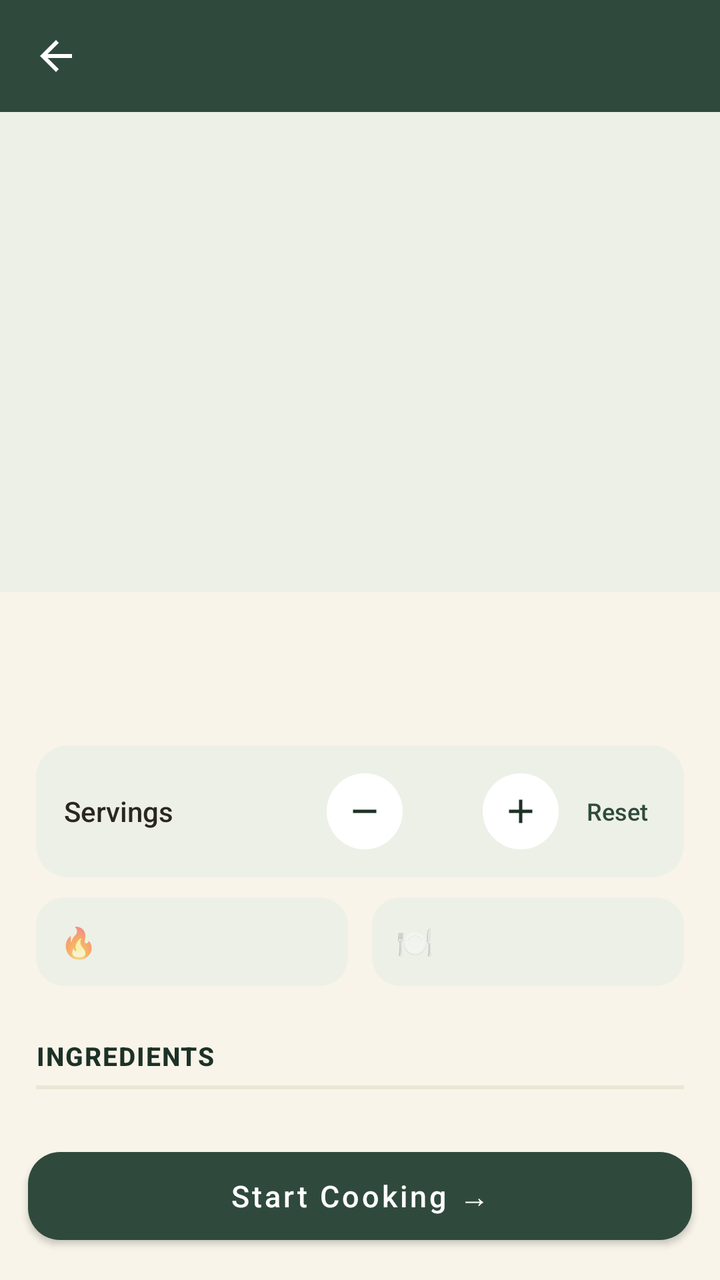
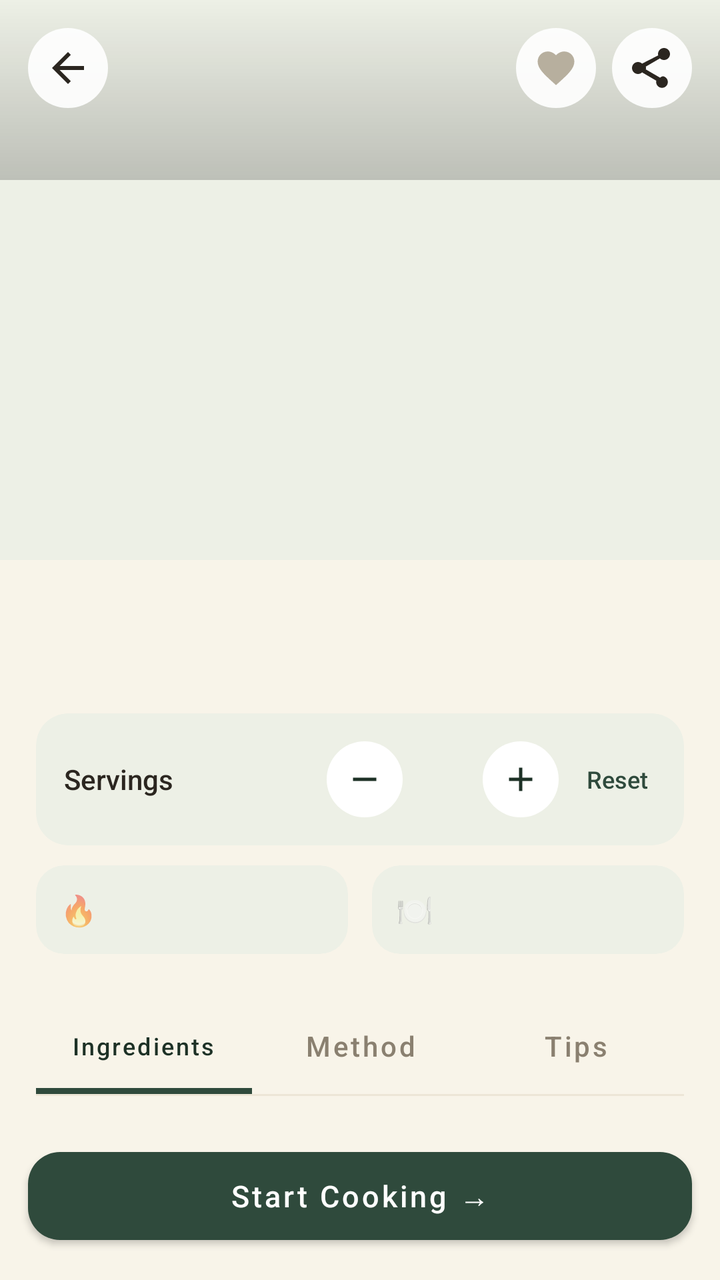

Screens rendered from an Android XML layout before and after an edit, with the pre-edit source and the edit as a unified diff.
<!-- AndroidManifest.xml: application theme Theme.Aaswad -->
<!-- res/layout/activity_recipe_detail.xml -->
<?xml version="1.0" encoding="utf-8"?>
<LinearLayout xmlns:android="http://schemas.android.com/apk/res/android"
    xmlns:app="http://schemas.android.com/apk/res-auto"
    android:layout_width="match_parent"
    android:layout_height="match_parent"
    android:orientation="vertical"
    android:background="@color/background">

    <com.google.android.material.appbar.AppBarLayout
        android:layout_width="match_parent"
        android:layout_height="wrap_content"
        android:background="@color/primary"
        android:theme="@style/ThemeOverlay.MaterialComponents.Dark.ActionBar"
        app:elevation="2dp">

        <androidx.appcompat.widget.Toolbar
            android:id="@+id/detailToolbar"
            android:layout_width="match_parent"
            android:layout_height="?attr/actionBarSize"
            app:titleTextColor="@color/white"
            app:titleTextAppearance="@style/ToolbarTitleModern"
            app:navigationIcon="@drawable/ic_back" />

    </com.google.android.material.appbar.AppBarLayout>

    <androidx.core.widget.NestedScrollView
        android:layout_width="match_parent"
        android:layout_height="0dp"
        android:layout_weight="1"
        android:fillViewport="true">

        <LinearLayout
            android:layout_width="match_parent"
            android:layout_height="wrap_content"
            android:orientation="vertical"
            android:paddingBottom="24dp">

            <ImageView
                android:id="@+id/detailHeroImage"
                android:layout_width="match_parent"
                android:layout_height="240dp"
                android:scaleType="centerCrop"
                android:background="@color/chip_bg" />

            <LinearLayout
                android:layout_width="match_parent"
                android:layout_height="wrap_content"
                android:orientation="vertical"
                android:paddingStart="18dp"
                android:paddingEnd="18dp"
                android:paddingTop="16dp">

                <TextView
                    android:id="@+id/detailTitle"
                    android:layout_width="match_parent"
                    android:layout_height="wrap_content"
                    android:textSize="24sp"
                    android:fontFamily="serif"
                    android:textStyle="bold"
                    android:textColor="@color/primary_dark"
                    android:lineSpacingExtra="2dp" />

                <com.google.android.material.chip.ChipGroup
                    android:id="@+id/detailChipsRow"
                    android:layout_width="match_parent"
                    android:layout_height="wrap_content"
                    android:layout_marginTop="10dp"
                    app:chipSpacingHorizontal="6dp" />

                
                <androidx.cardview.widget.CardView
                    android:layout_width="match_parent"
                    android:layout_height="wrap_content"
                    android:layout_marginTop="18dp"
                    app:cardCornerRadius="16dp"
                    app:cardElevation="0dp"
                    app:cardBackgroundColor="@color/chip_bg">

                    <LinearLayout
                        android:layout_width="match_parent"
                        android:layout_height="wrap_content"
                        android:orientation="horizontal"
                        android:gravity="center_vertical"
                        android:padding="14dp">

                        <TextView
                            android:layout_width="0dp"
                            android:layout_height="wrap_content"
                            android:layout_weight="1"
                            android:text="Servings"
                            android:textSize="14sp"
                            android:fontFamily="sans-serif-medium"
                            android:textColor="@color/text_primary" />

                        <ImageButton
                            android:id="@+id/servingsMinusButton"
                            android:layout_width="38dp"
                            android:layout_height="38dp"
                            android:background="@drawable/serving_button_bg"
                            android:src="@drawable/ic_minus"
                            app:tint="@color/primary_dark"
                            android:contentDescription="Decrease servings" />

                        <TextView
                            android:id="@+id/servingsCountText"
                            android:layout_width="40dp"
                            android:layout_height="wrap_content"
                            android:gravity="center"
                            android:textSize="18sp"
                            android:fontFamily="sans-serif-medium"
                            android:textColor="@color/text_primary" />

                        <ImageButton
                            android:id="@+id/servingsPlusButton"
                            android:layout_width="38dp"
                            android:layout_height="38dp"
                            android:background="@drawable/serving_button_bg"
                            android:src="@drawable/ic_plus"
                            app:tint="@color/primary_dark"
                            android:contentDescription="Increase servings" />

                        <TextView
                            android:id="@+id/servingsResetText"
                            android:layout_width="wrap_content"
                            android:layout_height="wrap_content"
                            android:layout_marginStart="10dp"
                            android:text="Reset"
                            android:textSize="12sp"
                            android:fontFamily="sans-serif-medium"
                            android:textColor="@color/primary"
                            android:padding="4dp" />

                    </LinearLayout>

                </androidx.cardview.widget.CardView>

                <LinearLayout
                    android:id="@+id/nutritionRow"
                    android:layout_width="match_parent"
                    android:layout_height="wrap_content"
                    android:layout_marginTop="10dp"
                    android:orientation="horizontal">

                    <androidx.cardview.widget.CardView
                        android:layout_width="0dp"
                        android:layout_height="wrap_content"
                        android:layout_weight="1"
                        android:layout_marginEnd="6dp"
                        app:cardCornerRadius="14dp"
                        app:cardElevation="0dp"
                        app:cardBackgroundColor="@color/chip_bg">

                        <LinearLayout
                            android:layout_width="match_parent"
                            android:layout_height="wrap_content"
                            android:orientation="horizontal"
                            android:gravity="center_vertical"
                            android:padding="12dp">

                            <TextView
                                android:layout_width="wrap_content"
                                android:layout_height="wrap_content"
                                android:text="🔥"
                                android:textSize="15sp"
                                android:layout_marginEnd="8dp" />

                            <TextView
                                android:id="@+id/kcalPerServingText"
                                android:layout_width="wrap_content"
                                android:layout_height="wrap_content"
                                android:textSize="12.5sp"
                                android:fontFamily="sans-serif-medium"
                                android:textColor="@color/text_primary" />

                        </LinearLayout>

                    </androidx.cardview.widget.CardView>

                    <androidx.cardview.widget.CardView
                        android:layout_width="0dp"
                        android:layout_height="wrap_content"
                        android:layout_weight="1"
                        android:layout_marginStart="6dp"
                        app:cardCornerRadius="14dp"
                        app:cardElevation="0dp"
                        app:cardBackgroundColor="@color/chip_bg">

                        <LinearLayout
                            android:layout_width="match_parent"
                            android:layout_height="wrap_content"
                            android:orientation="horizontal"
                            android:gravity="center_vertical"
                            android:padding="12dp">

                            <TextView
                                android:layout_width="wrap_content"
                                android:layout_height="wrap_content"
                                android:text="🍽"
                                android:textSize="15sp"
                                android:layout_marginEnd="8dp" />

                            <TextView
                                android:id="@+id/kcalTotalText"
                                android:layout_width="wrap_content"
                                android:layout_height="wrap_content"
                                android:textSize="12.5sp"
                                android:fontFamily="sans-serif-medium"
                                android:textColor="@color/text_primary" />

                        </LinearLayout>

                    </androidx.cardview.widget.CardView>

                </LinearLayout>

                <TextView
                    android:id="@+id/nutritionText"
                    android:layout_width="match_parent"
                    android:layout_height="wrap_content"
                    android:layout_marginTop="10dp"
                    android:textSize="13sp"
                    android:fontFamily="sans-serif-medium"
                    android:textColor="@color/text_secondary"
                    android:gravity="center"
                    android:visibility="gone" />

                <androidx.cardview.widget.CardView
                    android:id="@+id/airfryerTipCard"
                    android:layout_width="match_parent"
                    android:layout_height="wrap_content"
                    android:layout_marginTop="12dp"
                    app:cardCornerRadius="12dp"
                    app:cardElevation="0dp"
                    app:cardBackgroundColor="#F1EADC"
                    android:visibility="gone">

                    <LinearLayout
                        android:layout_width="match_parent"
                        android:layout_height="wrap_content"
                        android:orientation="horizontal"
                        android:padding="12dp">

                        <TextView
                            android:layout_width="wrap_content"
                            android:layout_height="wrap_content"
                            android:text="🔥"
                            android:textSize="14sp"
                            android:layout_marginEnd="8dp" />

                        <TextView
                            android:layout_width="0dp"
                            android:layout_height="wrap_content"
                            android:layout_weight="1"
                            android:text="Air Fryer Tip: Larger quantities may need to be cooked in multiple batches. Avoid overcrowding the basket for even cooking."
                            android:textSize="12.5sp"
                            android:fontFamily="sans-serif"
                            android:textColor="#6B5A2E"
                            android:lineSpacingExtra="2dp" />

                    </LinearLayout>

                </androidx.cardview.widget.CardView>

                
                <TextView
                    android:layout_width="wrap_content"
                    android:layout_height="wrap_content"
                    android:layout_marginTop="26dp"
                    android:text="INGREDIENTS"
                    android:textSize="13sp"
                    android:fontFamily="sans-serif-medium"
                    android:textStyle="bold"
                    android:textColor="@color/primary_dark"
                    android:letterSpacing="0.05" />

                <View
                    android:layout_width="match_parent"
                    android:layout_height="2dp"
                    android:layout_marginTop="6dp"
                    android:layout_marginBottom="4dp"
                    android:background="@color/divider" />

                <LinearLayout
                    android:id="@+id/ingredientsContainer"
                    android:layout_width="match_parent"
                    android:layout_height="wrap_content"
                    android:orientation="vertical" />

                
                <TextView
                    android:layout_width="wrap_content"
                    android:layout_height="wrap_content"
                    android:layout_marginTop="26dp"
                    android:text="METHOD"
                    android:textSize="13sp"
                    android:fontFamily="sans-serif-medium"
                    android:textStyle="bold"
                    android:textColor="@color/primary_dark"
                    android:letterSpacing="0.05" />

                <View
                    android:layout_width="match_parent"
                    android:layout_height="2dp"
                    android:layout_marginTop="6dp"
                    android:layout_marginBottom="10dp"
                    android:background="@color/divider" />

                <LinearLayout
                    android:id="@+id/stepsContainer"
                    android:layout_width="match_parent"
                    android:layout_height="wrap_content"
                    android:orientation="vertical" />

                
                <androidx.cardview.widget.CardView
                    android:id="@+id/tipCard"
                    android:layout_width="match_parent"
                    android:layout_height="wrap_content"
                    android:layout_marginTop="22dp"
                    app:cardCornerRadius="12dp"
                    app:cardElevation="0dp"
                    app:cardBackgroundColor="#F6EFDD"
                    android:visibility="gone">

                    <LinearLayout
                        android:layout_width="match_parent"
                        android:layout_height="wrap_content"
                        android:orientation="horizontal"
                        android:padding="14dp">

                        <TextView
                            android:layout_width="wrap_content"
                            android:layout_height="wrap_content"
                            android:text="💡"
                            android:textSize="16sp"
                            android:layout_marginEnd="10dp" />

                        <TextView
                            android:id="@+id/tipText"
                            android:layout_width="0dp"
                            android:layout_height="wrap_content"
                            android:layout_weight="1"
                            android:textSize="13.5sp"
                            android:fontFamily="sans-serif"
                            android:textColor="#5C5240"
                            android:lineSpacingExtra="3dp" />

                    </LinearLayout>

                </androidx.cardview.widget.CardView>

            </LinearLayout>

        </LinearLayout>

    </androidx.core.widget.NestedScrollView>

    <com.google.android.material.button.MaterialButton
        android:id="@+id/startCookingButton"
        android:layout_width="match_parent"
        android:layout_height="56dp"
        android:layout_margin="14dp"
        android:text="Start Cooking →"
        android:textSize="15sp"
        android:textAllCaps="false"
        app:backgroundTint="@color/primary"
        app:cornerRadius="16dp"
        android:textColor="@color/white"
        android:elevation="6dp" />

</LinearLayout>
<!-- resources referenced by this layout -->
<resources>
  <color name="background">#F8F4E9</color>
  <color name="chip_bg">#EDF0E6</color>
  <color name="divider">#EDE6D6</color>
  <color name="primary">#2F4A3C</color>
  <color name="primary_dark">#1D3126</color>
  <color name="text_primary">#2B2620</color>
  <color name="text_secondary">#8A8070</color>
  <color name="white">#FFFFFF</color>
  <!-- drawable ic_back (drawable) -->
  <vector xmlns:android="http://schemas.android.com/apk/res/android"
      android:width="24dp"
      android:height="24dp"
      android:viewportWidth="24"
      android:viewportHeight="24"
      android:tint="#FFFFFF">
      <path
          android:fillColor="#FF000000"
          android:pathData="M20,11H7.83l5.59,-5.59L12,4l-8,8 8,8 1.41,-1.41L7.83,13H20v-2z" />
  </vector>
  <!-- drawable ic_minus (drawable) -->
  <vector xmlns:android="http://schemas.android.com/apk/res/android"
      android:width="20dp" android:height="20dp"
      android:viewportWidth="24" android:viewportHeight="24">
      <path android:fillColor="#FF000000" android:pathData="M19,13H5v-2h14v2z"/>
  </vector>
  <!-- drawable ic_plus (drawable) -->
  <vector xmlns:android="http://schemas.android.com/apk/res/android"
      android:width="20dp" android:height="20dp"
      android:viewportWidth="24" android:viewportHeight="24">
      <path android:fillColor="#FF000000" android:pathData="M19,13h-6v6h-2v-6H5v-2h6V5h2v6h6v2z"/>
  </vector>
  <!-- drawable serving_button_bg (drawable) -->
  <?xml version="1.0" encoding="utf-8"?>
  <ripple xmlns:android="http://schemas.android.com/apk/res/android"
      android:color="@color/divider">
      <item>
          <shape android:shape="oval">
              <solid android:color="@color/surface" />
          </shape>
      </item>
  </ripple>
  <style name="ToolbarTitleModern" parent="TextAppearance.Widget.AppCompat.Toolbar.Title">
          <item name="android:textSize">22sp</item>
          <item name="android:fontFamily">sans-serif-medium</item>
          <item name="android:letterSpacing">0.01</item>
      </style>
  <color name="surface">#FFFFFF</color>
  <!-- unchanged entries left out for length: 1 -->
</resources>

<!-- the commit's change to res/layout/activity_recipe_detail.xml (unified diff, before → after) -->
@@ -6,23 +6,6 @@
     android:orientation="vertical"
     android:background="@color/background">
 
-    <com.google.android.material.appbar.AppBarLayout
-        android:layout_width="match_parent"
-        android:layout_height="wrap_content"
-        android:background="@color/primary"
-        android:theme="@style/ThemeOverlay.MaterialComponents.Dark.ActionBar"
-        app:elevation="2dp">
-
-        <androidx.appcompat.widget.Toolbar
-            android:id="@+id/detailToolbar"
-            android:layout_width="match_parent"
-            android:layout_height="?attr/actionBarSize"
-            app:titleTextColor="@color/white"
-            app:titleTextAppearance="@style/ToolbarTitleModern"
-            app:navigationIcon="@drawable/ic_back" />
-
-    </com.google.android.material.appbar.AppBarLayout>
-
     <androidx.core.widget.NestedScrollView
         android:layout_width="match_parent"
         android:layout_height="0dp"
@@ -35,12 +18,65 @@
             android:orientation="vertical"
             android:paddingBottom="24dp">
 
-            <ImageView
-                android:id="@+id/detailHeroImage"
+            
+            <FrameLayout
                 android:layout_width="match_parent"
-                android:layout_height="240dp"
-                android:scaleType="centerCrop"
-                android:background="@color/chip_bg" />
+                android:layout_height="280dp">
+
+                <ImageView
+                    android:id="@+id/detailHeroImage"
+                    android:layout_width="match_parent"
+                    android:layout_height="match_parent"
+                    android:scaleType="centerCrop"
+                    android:background="@color/chip_bg" />
+
+                <View
+                    android:layout_width="match_parent"
+                    android:layout_height="90dp"
+                    android:background="@drawable/hero_top_scrim" />
+
+                <ImageButton
+                    android:id="@+id/detailBackButton"
+                    android:layout_width="40dp"
+                    android:layout_height="40dp"
+                    android:layout_gravity="top|start"
+                    android:layout_margin="14dp"
+                    android:background="@drawable/heart_backdrop"
+                    android:padding="9dp"
+                    android:src="@drawable/ic_back"
+                    app:tint="@color/charcoal"
+                    android:contentDescription="Back" />
+
+                <LinearLayout
+                    android:layout_width="wrap_content"
+                    android:layout_height="wrap_content"
+                    android:layout_gravity="top|end"
+                    android:layout_margin="14dp"
+                    android:orientation="horizontal">
+
+                    <ImageButton
+                        android:id="@+id/detailFavoriteButton"
+                        android:layout_width="40dp"
+                        android:layout_height="40dp"
+                        android:layout_marginEnd="8dp"
+                        android:background="@drawable/heart_backdrop"
+                        android:padding="8dp"
+                        android:src="@drawable/ic_heart_outline"
+                        android:contentDescription="Favorite" />
+
+                    <ImageButton
+                        android:id="@+id/detailShareButton"
+                        android:layout_width="40dp"
+                        android:layout_height="40dp"
+                        android:background="@drawable/heart_backdrop"
+                        android:padding="9dp"
+                        android:src="@drawable/ic_share"
+                        app:tint="@color/charcoal"
+                        android:contentDescription="Share" />
+
+                </LinearLayout>
+
+            </FrameLayout>
 
             <LinearLayout
                 android:layout_width="match_parent"
@@ -262,22 +298,36 @@
                 </androidx.cardview.widget.CardView>
 
                 
-                <TextView
-                    android:layout_width="wrap_content"
-                    android:layout_height="wrap_content"
-                    android:layout_marginTop="26dp"
-                    android:text="INGREDIENTS"
-                    android:textSize="13sp"
-                    android:fontFamily="sans-serif-medium"
-                    android:textStyle="bold"
-                    android:textColor="@color/primary_dark"
-                    android:letterSpacing="0.05" />
+                <com.google.android.material.tabs.TabLayout
+                    android:id="@+id/detailTabLayout"
+                    android:layout_width="match_parent"
+                    android:layout_height="wrap_content"
+                    android:layout_marginTop="22dp"
+                    android:background="@android:color/transparent"
+                    app:tabMode="fixed"
+                    app:tabGravity="fill"
+                    app:tabIndicatorColor="@color/primary"
+                    app:tabIndicatorHeight="3dp"
+                    app:tabSelectedTextColor="@color/primary_dark"
+                    app:tabTextColor="@color/text_secondary"
+                    app:tabTextAppearance="@style/TabTextModern">
+
+                    <com.google.android.material.tabs.TabItem
+                        android:text="Ingredients" />
+
+                    <com.google.android.material.tabs.TabItem
+                        android:text="Method" />
+
+                    <com.google.android.material.tabs.TabItem
+                        android:id="@+id/tipsTabItem"
+                        android:text="Tips" />
+
+                </com.google.android.material.tabs.TabLayout>
 
                 <View
                     android:layout_width="match_parent"
-                    android:layout_height="2dp"
-                    android:layout_marginTop="6dp"
-                    android:layout_marginBottom="4dp"
+                    android:layout_height="1dp"
+                    android:layout_marginBottom="14dp"
                     android:background="@color/divider" />
 
                 <LinearLayout
@@ -286,37 +336,17 @@
                     android:layout_height="wrap_content"
                     android:orientation="vertical" />
 
-                
-                <TextView
-                    android:layout_width="wrap_content"
-                    android:layout_height="wrap_content"
-                    android:layout_marginTop="26dp"
-                    android:text="METHOD"
-                    android:textSize="13sp"
-                    android:fontFamily="sans-serif-medium"
-                    android:textStyle="bold"
-                    android:textColor="@color/primary_dark"
-                    android:letterSpacing="0.05" />
-
-                <View
-                    android:layout_width="match_parent"
-                    android:layout_height="2dp"
-                    android:layout_marginTop="6dp"
-                    android:layout_marginBottom="10dp"
-                    android:background="@color/divider" />
-
                 <LinearLayout
                     android:id="@+id/stepsContainer"
                     android:layout_width="match_parent"
                     android:layout_height="wrap_content"
-                    android:orientation="vertical" />
-
-                
+                    android:orientation="vertical"
+                    android:visibility="gone" />
+
                 <androidx.cardview.widget.CardView
                     android:id="@+id/tipCard"
                     android:layout_width="match_parent"
                     android:layout_height="wrap_content"
-                    android:layout_marginTop="22dp"
                     app:cardCornerRadius="12dp"
                     app:cardElevation="0dp"
                     app:cardBackgroundColor="#F6EFDD"
@@ -348,6 +378,17 @@
                     </LinearLayout>
 
                 </androidx.cardview.widget.CardView>
+
+                <TextView
+                    android:id="@+id/noTipText"
+                    android:layout_width="match_parent"
+                    android:layout_height="wrap_content"
+                    android:text="No specific tips for this recipe."
+                    android:textColor="@color/text_secondary"
+                    android:textSize="13.5sp"
+                    android:gravity="center"
+                    android:padding="24dp"
+                    android:visibility="gone" />
 
             </LinearLayout>
 
<!-- resource entries referenced after the edit -->
@@ -1,6 +1,7 @@
 <!-- resources referenced by this layout -->
 <resources>
   <color name="background">#F8F4E9</color>
+  <color name="charcoal">#2B2620</color>
   <color name="chip_bg">#EDF0E6</color>
   <color name="divider">#EDE6D6</color>
   <color name="primary">#2F4A3C</color>
@@ -8,6 +9,20 @@
   <color name="text_primary">#2B2620</color>
   <color name="text_secondary">#8A8070</color>
   <color name="white">#FFFFFF</color>
+  <!-- drawable heart_backdrop (drawable) -->
+  <?xml version="1.0" encoding="utf-8"?>
+  <shape xmlns:android="http://schemas.android.com/apk/res/android"
+      android:shape="oval">
+      <solid android:color="#E6FFFFFF" />
+  </shape>
+  <!-- drawable hero_top_scrim (drawable) -->
+  <?xml version="1.0" encoding="utf-8"?>
+  <shape xmlns:android="http://schemas.android.com/apk/res/android">
+      <gradient
+          android:startColor="#33000000"
+          android:endColor="#00000000"
+          android:angle="90" />
+  </shape>
   <!-- drawable ic_back (drawable) -->
   <vector xmlns:android="http://schemas.android.com/apk/res/android"
       android:width="24dp"
@@ -18,6 +33,13 @@
       <path
           android:fillColor="#FF000000"
           android:pathData="M20,11H7.83l5.59,-5.59L12,4l-8,8 8,8 1.41,-1.41L7.83,13H20v-2z" />
+  </vector>
+  <!-- drawable ic_heart_outline (drawable) -->
+  <vector xmlns:android="http://schemas.android.com/apk/res/android"
+      android:width="22dp" android:height="22dp"
+      android:viewportWidth="24" android:viewportHeight="24">
+      <path android:fillColor="@color/heart_inactive"
+          android:pathData="M12,21.35l-1.45,-1.32C5.4,15.36 2,12.28 2,8.5 2,5.42 4.42,3 7.5,3c1.74,0 3.41,0.81 4.5,2.09C13.09,3.81 14.76,3 16.5,3 19.58,3 22,5.42 22,8.5c0,3.78 -3.4,6.86 -8.55,11.54L12,21.35z"/>
   </vector>
   <!-- drawable ic_minus (drawable) -->
   <vector xmlns:android="http://schemas.android.com/apk/res/android"
@@ -31,6 +53,14 @@
       android:viewportWidth="24" android:viewportHeight="24">
       <path android:fillColor="#FF000000" android:pathData="M19,13h-6v6h-2v-6H5v-2h6V5h2v6h6v2z"/>
   </vector>
+  <!-- drawable ic_share (drawable) -->
+  <vector xmlns:android="http://schemas.android.com/apk/res/android"
+      android:width="24dp" android:height="24dp"
+      android:viewportWidth="24" android:viewportHeight="24"
+      android:tint="#FFFFFF">
+      <path android:fillColor="#FF000000"
+          android:pathData="M18,16.08c-0.76,0 -1.44,0.3 -1.96,0.77L8.91,12.7c0.05,-0.23 0.09,-0.46 0.09,-0.7s-0.04,-0.47 -0.09,-0.7l7.05,-4.11c0.54,0.5 1.25,0.81 2.04,0.81 1.66,0 3,-1.34 3,-3s-1.34,-3 -3,-3 -3,1.34 -3,3c0,0.24 0.04,0.47 0.09,0.7L7.04,9.81C6.5,9.31 5.79,9 5,9c-1.66,0 -3,1.34 -3,3s1.34,3 3,3c0.79,0 1.5,-0.31 2.04,-0.81l7.12,4.16c-0.05,0.21 -0.08,0.43 -0.08,0.65 0,1.61 1.31,2.92 2.92,2.92 1.61,0 2.92,-1.31 2.92,-2.92s-1.31,-2.92 -2.92,-2.92z"/>
+  </vector>
   <!-- drawable serving_button_bg (drawable) -->
   <?xml version="1.0" encoding="utf-8"?>
   <ripple xmlns:android="http://schemas.android.com/apk/res/android"
@@ -41,11 +71,12 @@
           </shape>
       </item>
   </ripple>
-  <style name="ToolbarTitleModern" parent="TextAppearance.Widget.AppCompat.Toolbar.Title">
-          <item name="android:textSize">22sp</item>
+  <style name="TabTextModern" parent="TextAppearance.Design.Tab">
+          <item name="textAllCaps">false</item>
+          <item name="android:textSize">14sp</item>
           <item name="android:fontFamily">sans-serif-medium</item>
-          <item name="android:letterSpacing">0.01</item>
       </style>
+  <color name="heart_inactive">#B7AF9E</color>
   <color name="surface">#FFFFFF</color>
   <!-- unchanged entries left out for length: 1 -->
 </resources>
